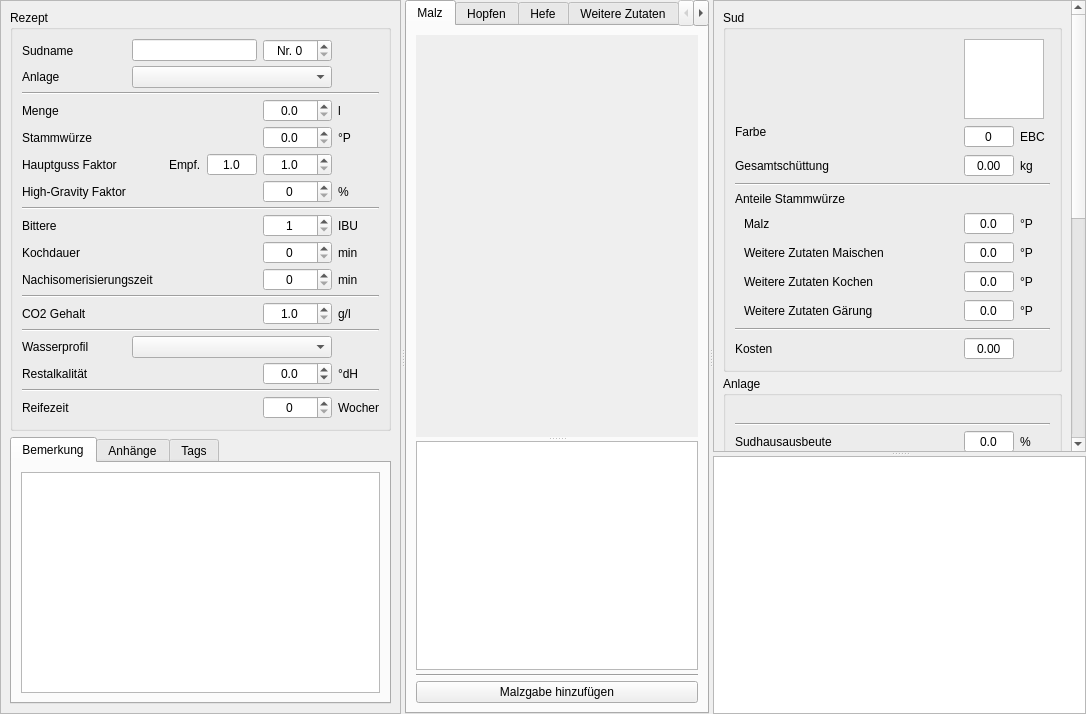
The window that kleiner-brauhelfer/tabrezept.ui (kleiner-brauhelfer/kleiner-brauhelfer-2) describes before a commit, drawn with Qt 5.
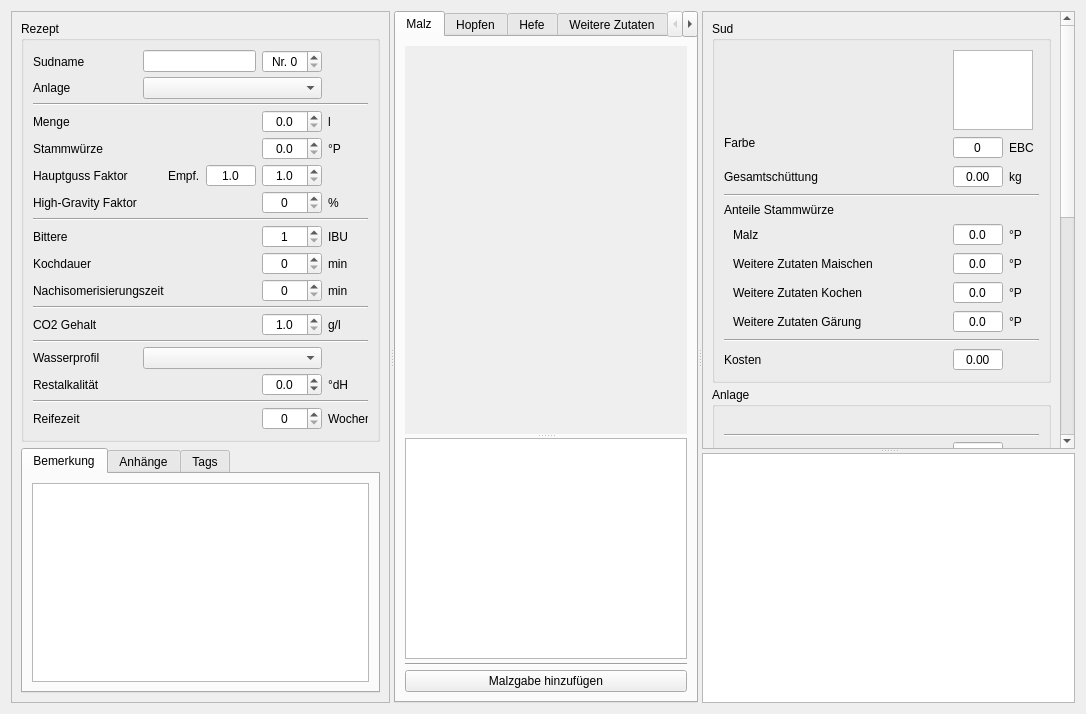
The same window after the commit. Custom widgets are drawn as their Qt base class.

Diff of the .ui file:
```diff
--- a/kleiner-brauhelfer/tabrezept.ui
+++ b/kleiner-brauhelfer/tabrezept.ui
@@ -14,18 +14,6 @@
    <property name="spacing">
     <number>4</number>
    </property>
-   <property name="leftMargin">
-    <number>0</number>
-   </property>
-   <property name="topMargin">
-    <number>0</number>
-   </property>
-   <property name="rightMargin">
-    <number>0</number>
-   </property>
-   <property name="bottomMargin">
-    <number>0</number>
-   </property>
    <item>
     <widget class="QSplitter" name="splitter">
      <property name="orientation">
@@ -1644,6 +1632,9 @@
               <property name="buttonSymbols">
                <enum>QAbstractSpinBox::NoButtons</enum>
               </property>
+              <property name="maximum">
+               <number>1000</number>
+              </property>
              </widget>
             </item>
             <item row="10" column="3">
```
